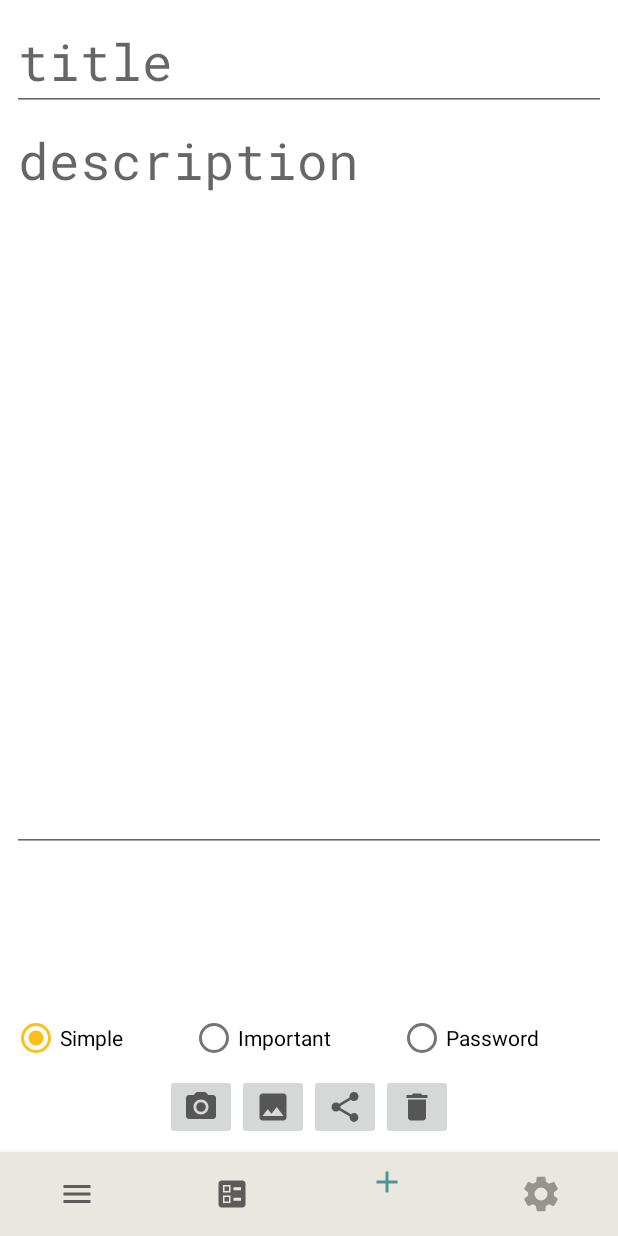
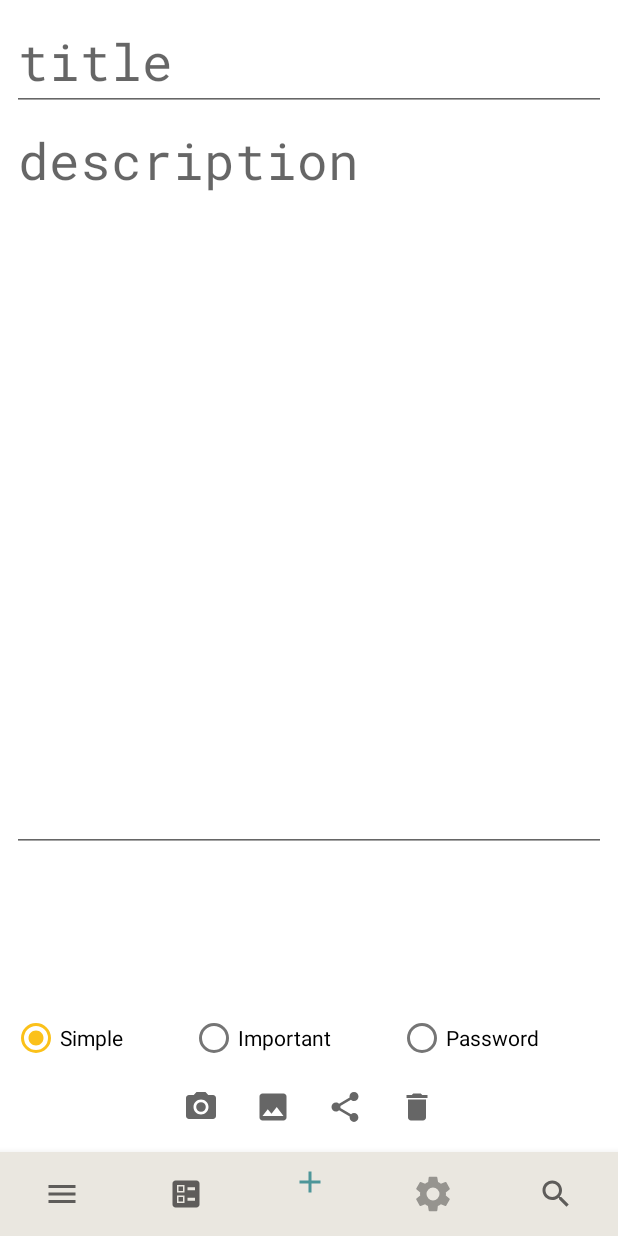
Before and after one commit to maxdexter84/MyNotePad, an Android app: the DetailFragment screen opened through its navigation route, on a phone screen of 412 x 824 dp. Run offline under Robolectric (Android 15) with nearby library versions, the phone set to English and light mode, and no system bars; our stand-ins replace Room's generated code, data binding, navigation-ui; 1 statement that could not run was skipped.

Commit message:
удалил повторяющийся и ненужный код

```diff
--- a/app/src/main/java/com/maxdexter/mynote/ui/fragments/allnote/NoteListFragment.kt
+++ b/app/src/main/java/com/maxdexter/mynote/ui/fragments/allnote/NoteListFragment.kt
@@ -33,26 +33,31 @@ class NoteListFragment : Fragment() {
 
 
 
-    override fun onCreate(savedInstanceState: Bundle?) {
-        super.onCreate(savedInstanceState)
-    }
+
 
     override fun onCreateView(inflater: LayoutInflater, container: ViewGroup?,
                               savedInstanceState: Bundle?): View? {
 
-        binding = DataBindingUtil.inflate(inflater, R.layout.fragment_note_list, container, false)
-        val context = context
-        if (context != null) {viewModelFactory = NoteListFragmentViewModelFactory(context)}
-        viewModel = ViewModelProvider(this, viewModelFactory).get(NoteListFragmentViewModel::class.java)
-
+        initViewModel(inflater, container)
+        initRecyclerAdapter()
 
         binding.noteListId.layoutManager = LinearLayoutManager(activity)
 
-        updateUI()
-        val itemTouchHelper = ItemTouchHelper(itemTouchHelperCallback)
-        binding.noteListId.addItemDecoration(itemTouchHelper)
-        itemTouchHelper.attachToRecyclerView(binding.noteListId)
+
+
         return binding.root
+    }
+
+    private fun initViewModel(inflater: LayoutInflater, container: ViewGroup?) {
+        binding = DataBindingUtil.inflate(inflater, R.layout.fragment_note_list, container, false)
+        val args = arguments?.let { NoteListFragmentArgs.fromBundle(it) }
+        val context = context
+        if (context != null) {
+            if (args != null) {
+                viewModelFactory = NoteListFragmentViewModelFactory(args.noteType, context)
+            }
+        }
+        viewModel = ViewModelProvider(this, viewModelFactory).get(NoteListFragmentViewModel::class.java)
     }
 
     private fun updateUI() {
@@ -68,6 +73,20 @@ class NoteListFragment : Fragment() {
 //                }
 //            }).start();
     }
+        private fun initRecyclerAdapter() {
+        binding.noteListId.layoutManager = LinearLayoutManager(context)
+        val noteAdapter = NoteAdapter(NoteListener { NoteListFragmentDirections.actionNoteListFragmentToDetailFragment(it) })
+        viewModel.allNoteList.observe(viewLifecycleOwner, { it.let { noteAdapter.submitList(it) } })
+        binding.noteListId.adapter = noteAdapter
+            initItemTouchHelper()
+        }
+
+    private fun initItemTouchHelper() {
+        val itemTouchHelper = ItemTouchHelper(itemTouchHelperCallback)
+        binding.noteListId.addItemDecoration(itemTouchHelper)
+        itemTouchHelper.attachToRecyclerView(binding.noteListId)
+    }
+
 
 //    private inner class NoteHolder internal constructor(itemView: View) : RecyclerView.ViewHolder(itemView), View.OnClickListener {
 //        var mNote: Note? = null
--- a/app/src/main/java/com/maxdexter/mynote/ui/fragments/allnote/NoteListFragmentViewModel.kt
+++ b/app/src/main/java/com/maxdexter/mynote/ui/fragments/allnote/NoteListFragmentViewModel.kt
@@ -8,10 +8,22 @@ import androidx.lifecycle.ViewModelProvider
 import com.maxdexter.mynote.data.NotePad
 import com.maxdexter.mynote.model.Note
 
-class NoteListFragmentViewModel(private val context: Context): ViewModel() {
 
-    private val _allNoteList: MutableLiveData<MutableList<Note>> = NotePad.get(context).liveNotes
-    val allNoteList: LiveData<MutableList<Note>>
-            get() = _allNoteList
+class NoteListFragmentViewModel(private val typeNote: Int, private val context: Context): ViewModel() {
+
+    private val _allNoteList = MutableLiveData<List<Note>>()
+    val allNoteList: LiveData<List<Note>>
+        get() = _allNoteList
+
+    init {
+
+        _allNoteList.value = getSimpleNote()
+
+    }
+
+    private fun getSimpleNote(): List<Note> {
+        return NotePad.get(context).notes.filter { it.typeNote == typeNote }
+    }
+
 
 }
--- a/app/src/main/java/com/maxdexter/mynote/ui/fragments/allnote/NoteListFragmentViewModelFactory.kt
+++ b/app/src/main/java/com/maxdexter/mynote/ui/fragments/allnote/NoteListFragmentViewModelFactory.kt
@@ -5,11 +5,11 @@ import androidx.lifecycle.ViewModel
 import androidx.lifecycle.ViewModelProvider
 
 
-class NoteListFragmentViewModelFactory(private val context: Context) : ViewModelProvider.Factory {
+class NoteListFragmentViewModelFactory(private val noteType: Int, private val context: Context) : ViewModelProvider.Factory {
     @Suppress("unchecked_cast")
     override fun <T : ViewModel?> create(modelClass: Class<T>): T {
         if(modelClass.isAssignableFrom(NoteListFragmentViewModel::class.java)) {
-            return NoteListFragmentViewModel(context) as T
+            return NoteListFragmentViewModel(noteType, context) as T
         }
         throw IllegalArgumentException("Unknown ViewModel class")
     }
--- a/app/src/main/res/layout/fragment_detail.xml
+++ b/app/src/main/res/layout/fragment_detail.xml
@@ -107,12 +107,14 @@
                 android:id="@+id/add_image_button"
                 android:layout_width="wrap_content"
                 android:layout_height="wrap_content"
+                android:backgroundTint="@android:color/transparent"
                 android:src="@drawable/baseline_camera_alt_24" />
 
             <ImageButton
                 android:id="@+id/add_gallery_button"
                 android:layout_width="wrap_content"
                 android:layout_height="wrap_content"
+                android:backgroundTint="@android:color/transparent"
                 android:src="@drawable/baseline_image_24" />
 
             <!--        <ImageButton-->
@@ -125,12 +127,14 @@
                 android:id="@+id/share_button"
                 android:layout_width="wrap_content"
                 android:layout_height="wrap_content"
+                android:backgroundTint="@android:color/transparent"
                 android:src="@drawable/baseline_share_24" />
 
             <ImageButton
                 android:id="@+id/delete_button"
                 android:layout_width="wrap_content"
                 android:layout_height="wrap_content"
+                android:backgroundTint="@android:color/transparent"
                 android:src="@drawable/baseline_delete_24" />
         </LinearLayout>
 
--- a/app/src/main/res/menu/bottomappbar_menu.xml
+++ b/app/src/main/res/menu/bottomappbar_menu.xml
@@ -27,10 +27,10 @@
         app:showAsAction="always"
         tools:ignore="MenuTitle"/>
 
-<!--    <item-->
-<!--        android:id="@+id/app_bar_search"-->
-<!--        android:icon="@drawable/ic_search_black_24dp"-->
-<!--        app:showAsAction="always"-->
-<!--        android:title="@string/search"-->
-<!--        app:actionViewClass="android.widget.SearchView" />-->
+    <item
+        android:id="@+id/app_bar_search"
+        android:icon="@drawable/ic_search_black_24dp"
+        app:showAsAction="always"
+        android:title="@string/search"
+        app:actionViewClass="android.widget.SearchView" />
 </menu>
--- a/app/src/main/res/navigation/navigation.xml
+++ b/app/src/main/res/navigation/navigation.xml
@@ -50,56 +50,12 @@
             android:id="@+id/action_settingsFragment_to_fireStoreFragment"
             app:destination="@id/fireStoreFragment" />
     </fragment>
-    <fragment
-        android:id="@+id/passwordNotesFragment"
-        android:name="com.maxdexter.mynote.ui.fragments.password.PasswordNotesFragment"
-        android:label="password_notes_fragment"
-        tools:layout="@layout/password_notes_fragment" >
-        <argument
-            android:name="noteType"
-            app:argType="integer"
-            android:defaultValue="2" />
-        <action
-            android:id="@+id/action_passwordNotesFragment_to_detailFragment"
-            app:destination="@id/detailFragment" />
-    </fragment>
-    <fragment
-        android:id="@+id/importantNoteFragment"
-        android:name="com.maxdexter.mynote.ui.fragments.important.ImportantNoteFragment"
-        android:label="important_note_fragment"
-        tools:layout="@layout/important_note_fragment" >
-        <argument
-            android:name="noteType"
-            app:argType="integer"
-            android:defaultValue="1" />
-        <action
-            android:id="@+id/action_importantNoteFragment_to_detailFragment"
-            app:destination="@id/detailFragment" />
-    </fragment>
-    <fragment
-        android:id="@+id/simpleNoteFragment"
-        android:name="com.maxdexter.mynote.ui.fragments.simple.SimpleNoteFragment"
-        android:label="SimpleNoteFragment" >
-        <argument
-            android:name="noteType"
-            app:argType="integer"
-            android:defaultValue="0" />
-        <action
-            android:id="@+id/action_simpleNoteFragment_to_detailFragment"
-            app:destination="@id/detailFragment" />
-    </fragment>
     <dialog
         android:id="@+id/bottomSheetDrawerFragment"
         android:name="com.maxdexter.mynote.ui.fragments.bottomsheet.BottomSheetDrawerFragment"
         android:label="BottomSheetDrawerFragment" >
         <action
-            android:id="@+id/action_bottomSheetDrawerFragment_to_passwordNotesFragment"
-            app:destination="@id/passwordNotesFragment" />
-        <action
-            android:id="@+id/action_bottomSheetDrawerFragment_to_importantNoteFragment"
-            app:destination="@id/importantNoteFragment" />
-        <action
-            android:id="@+id/action_bottomSheetDrawerFragment_to_simpleNoteFragment"
-            app:destination="@id/simpleNoteFragment" />
+            android:id="@+id/action_bottomSheetDrawerFragment_to_noteListFragment"
+            app:destination="@id/noteListFragment" />
     </dialog>
 </navigation>
```
Also changed, not shown: app/src/main/java/com/maxdexter/mynote/ui/NoteListActivity.kt (+2 -13 lines), app/src/main/java/com/maxdexter/mynote/ui/fragments/bottomsheet/BottomSheetDrawerFragment.kt (+16 -1 lines), app/src/main/java/com/maxdexter/mynote/ui/fragments/important/ImportantNoteFragment.kt (deleted, +0 -56 lines), app/src/main/java/com/maxdexter/mynote/ui/fragments/important/ImportantNoteViewModel.kt (deleted, +0 -32 lines), app/src/main/java/com/maxdexter/mynote/ui/fragments/important/ImportantNoteViewModelFactory.kt (deleted, +0 -16 lines), app/src/main/java/com/maxdexter/mynote/ui/fragments/password/PasswordNotesFragment.kt (deleted, +0 -60 lines), app/src/main/java/com/maxdexter/mynote/ui/fragments/password/PasswordNotesViewModel.kt (deleted, +0 -26 lines), app/src/main/java/com/maxdexter/mynote/ui/fragments/password/PasswordNotesViewModelFactory.kt (deleted, +0 -16 lines), app/src/main/java/com/maxdexter/mynote/ui/fragments/simple/SimpleNoteFragment.kt (deleted, +0 -53 lines), app/src/main/java/com/maxdexter/mynote/ui/fragments/simple/SimpleNoteViewModel.kt (deleted, +0 -26 lines), app/src/main/java/com/maxdexter/mynote/ui/fragments/simple/SimpleNoteViwModelFactory.kt (deleted, +0 -16 lines).
